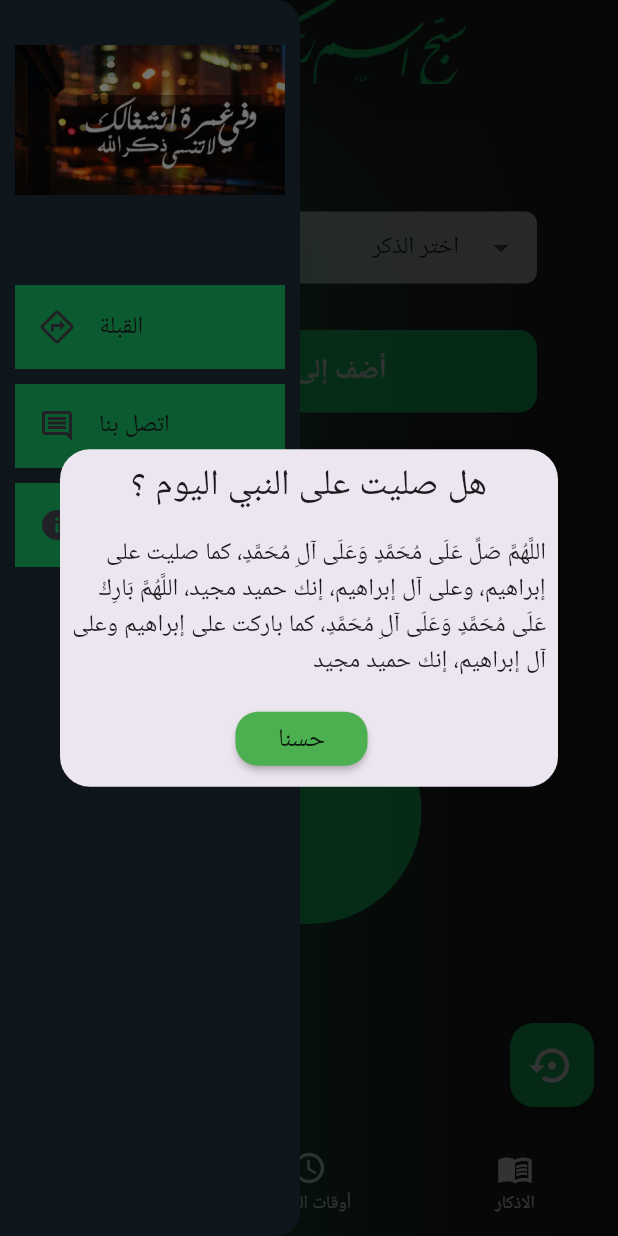
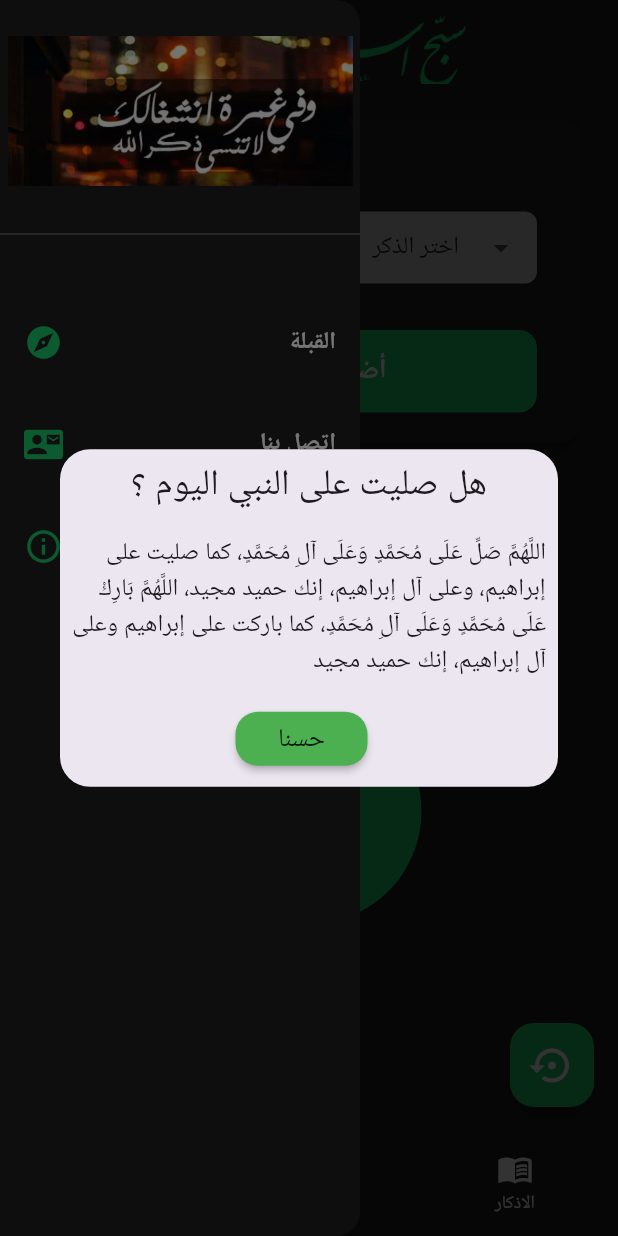
Before and after one commit to eslam281/es28, a Flutter app: the screen it shows after launch, with the side drawer open, on a phone screen of 412 x 824 dp. Run offline on Flutter 3.47's test engine with Material 3 defaults, Android fonts, the phone set to English and light mode, and no system bars; our stand-ins replace animated_splash_screen, connectivity_plus, dartz, flutter_compass, geolocator, get and 2 more; missing offline and left inert: drop_down_list, flutter_background_service; accounts and stored records are empty; Roboto replaces fonts that are missing (sans).

Commit message:
UI edit 6

```diff
--- a/lib/veiw/component/drawer/bulletList.dart
+++ b/lib/veiw/component/drawer/bulletList.dart
@@ -9,7 +9,7 @@ Widget bulletList(List<String> items) {
       child: Row(
         mainAxisAlignment: MainAxisAlignment.end,
         children: [
-          const Text('• ', style: TextStyle(color: Colors.white, fontSize: 18)),
+
           Expanded(
             child: Text(
               item,
@@ -18,6 +18,7 @@ Widget bulletList(List<String> items) {
               textDirection: TextDirection.rtl,
             ),
           ),
+        const Text('  • ', style: TextStyle(color: Colors.white, fontSize: 18))
         ],
       ),
     ))
--- a/lib/veiw/component/drawer/drawer.dart
+++ b/lib/veiw/component/drawer/drawer.dart
@@ -2,8 +2,6 @@ import 'package:es28/core/constant/color.dart';
 import 'package:es28/core/constant/routes.dart';
 import 'package:flutter/material.dart';
 import 'package:get/get.dart';
-import 'package:url_launcher/url_launcher.dart';
-
 import '../../../core/constant/imageasset.dart';
 
 class CustomDrawer extends StatelessWidget {
@@ -11,63 +9,82 @@ class CustomDrawer extends StatelessWidget {
 
   @override
   Widget build(BuildContext context) {
-    return  Drawer(
-      surfaceTintColor:Colors.blue,
+    return Drawer(
+      width: 240,
       backgroundColor: AppColor.black,
-      shadowColor:AppColor.secondColor,elevation: 70,
-      width: 200,
-      child: Container(
-        padding: const EdgeInsets.all(10),
+      elevation: 10,
       child: SafeArea(
         child: Column(
-            textDirection:TextDirection.rtl,
+          crossAxisAlignment: CrossAxisAlignment.stretch,
           children: [
-              const SizedBox(height: 20,),
-              SizedBox(
+            /// Logo
+            Padding(
+              padding: const EdgeInsets.symmetric(vertical: 24,horizontal:5),
+              child: Image.asset(
+                AppImageAsset.logo,
+                width: 200,
                 height: 100,
-                child:Image.asset(AppImageAsset.logo,width: 200,fit:BoxFit.fitWidth,),
-              ),
-              const SizedBox(height: 50,),
-
-              Container(
-                margin:const EdgeInsets.only(top: 10),
-                color:AppColor.secondColor,
-                alignment: Alignment.centerLeft,
-                child: ListTile(
-                  title: const Text("القبلة"), leading: const Icon(Icons.directions_outlined),
-                  onTap: () {
-                    Get.toNamed(AppRoute.qiblaPage);
-                  },
+                fit: BoxFit.cover,
               ),
             ),
 
-              Container(
-                margin:const EdgeInsets.only(top: 10),
-                color:AppColor.secondColor,
-                child: ListTile(
-                    title: const Text("اتصل بنا"),
-                    leading: const Icon(Icons.comment_outlined),
-                    onTap: () async {
-                      Get.toNamed(AppRoute.contact_us);
-                    }),
+            /// Divider
+            Divider(color: Colors.grey.shade700, thickness: 1),
+
+            const SizedBox(height: 30,),
+
+            /// Qibla
+            _drawerTile(
+              icon: Icons.explore,
+              title: 'القبلة',
+              onTap: () => Get.toNamed(AppRoute.qiblaPage),
             ),
 
-              Container(
-                margin:const EdgeInsets.only(top: 10),
-                color:AppColor.secondColor,
-                alignment: Alignment.centerLeft,
-                child: ListTile(
-                  title: const Text("معلومات عنا"), leading: const Icon(Icons.info),
-                  onTap: () {
-                    Get.toNamed(AppRoute.about_us);
-                  },
-                ),
+            /// Contact Us
+            _drawerTile(
+              icon: Icons.contact_mail,
+              title: 'اتصل بنا',
+              onTap: () => Get.toNamed(AppRoute.contact_us),
             ),
 
+            /// About Us
+            _drawerTile(
+              icon: Icons.info_outline,
+              title: 'معلومات عنا',
+              onTap: () => Get.toNamed(AppRoute.about_us),
+            ),
           ],
-          ),
         ),
       ),
     );
   }
+
+  Widget _drawerTile({
+    required IconData icon,
+    required String title,
+    required VoidCallback onTap,
+  }) {
+    return ListTile(
+      contentPadding: const EdgeInsets.symmetric(horizontal: 16, vertical: 6),
+      leading: Icon(
+        icon,
+        color: AppColor.secondColor,
+        size: 26,
+      ),
+      title: Text(
+        title,
+        style: const TextStyle(
+          color: Colors.white,
+          fontSize: 16,
+          fontWeight: FontWeight.w600,
+        ),
+        textDirection: TextDirection.rtl,
+      ),
+      shape: RoundedRectangleBorder(
+        borderRadius: BorderRadius.circular(12),
+      ),
+      hoverColor: AppColor.secondColor.withOpacity(0.15),
+      onTap: onTap,
+    );
   }
+}
--- a/lib/veiw/component/dropdownlist.dart
+++ b/lib/veiw/component/dropdownlist.dart
@@ -66,7 +66,7 @@ class _AppTextFieldState extends State<AppTextField> {
               widget.textEditingController.text= item.name;
             }
           }
-          showSnackBar(list.toString());
+
         },
         enableMultipleSelection: false,
       ),
--- a/lib/veiw/screen/drawer/Aboutus.dart
+++ b/lib/veiw/screen/drawer/Aboutus.dart
@@ -27,7 +27,7 @@ class About_us extends StatelessWidget {
             crossAxisAlignment: CrossAxisAlignment.end,
             children: [
               const Text(
-                'إسلام سيد عبدالعزيز',
+                'إسلام سيد عبد العزيز',
                 style: TextStyle(
                   fontSize: 24,
                   color: AppColor.secondColor,
--- a/lib/veiw/screen/home/counter.dart
+++ b/lib/veiw/screen/home/counter.dart
@@ -22,11 +22,12 @@ class Counter extends StatelessWidget {
             shape: RoundedRectangleBorder(
               borderRadius: BorderRadius.circular(16),
             ),
-            elevation: 4,
+            elevation: 8,
             child: Padding(
               padding: const EdgeInsets.symmetric(horizontal: 30, vertical:20),
               child: Column(
                 children: [
+
                   AppTextField(
                     textEditingController: controller.textcontroll,
                     title: "",
@@ -34,7 +35,9 @@ class Counter extends StatelessWidget {
                     isCitySelected: true,
                     cities: controller.itemsDropdown,
                   ),
+
                   const SizedBox(height: 16),
+
                   SizedBox(
                     width: double.infinity,
                     child: ElevatedButton(
```
Also changed, not shown: 4 other files. Lines whose indentation alone changed are shown as unchanged.
